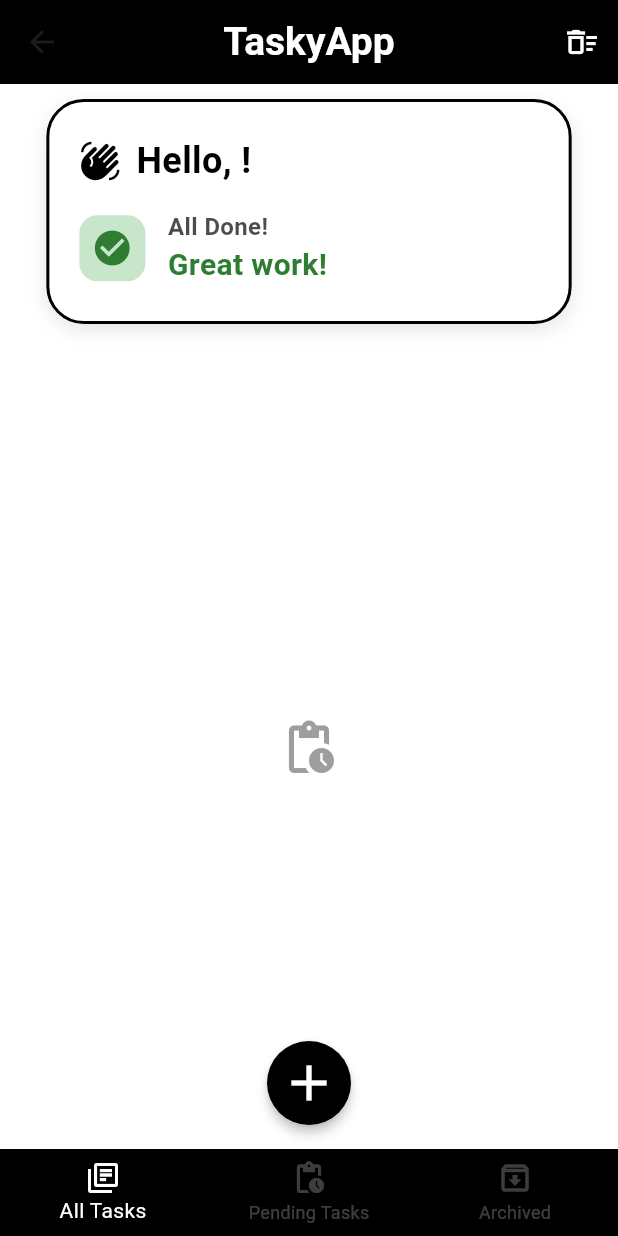
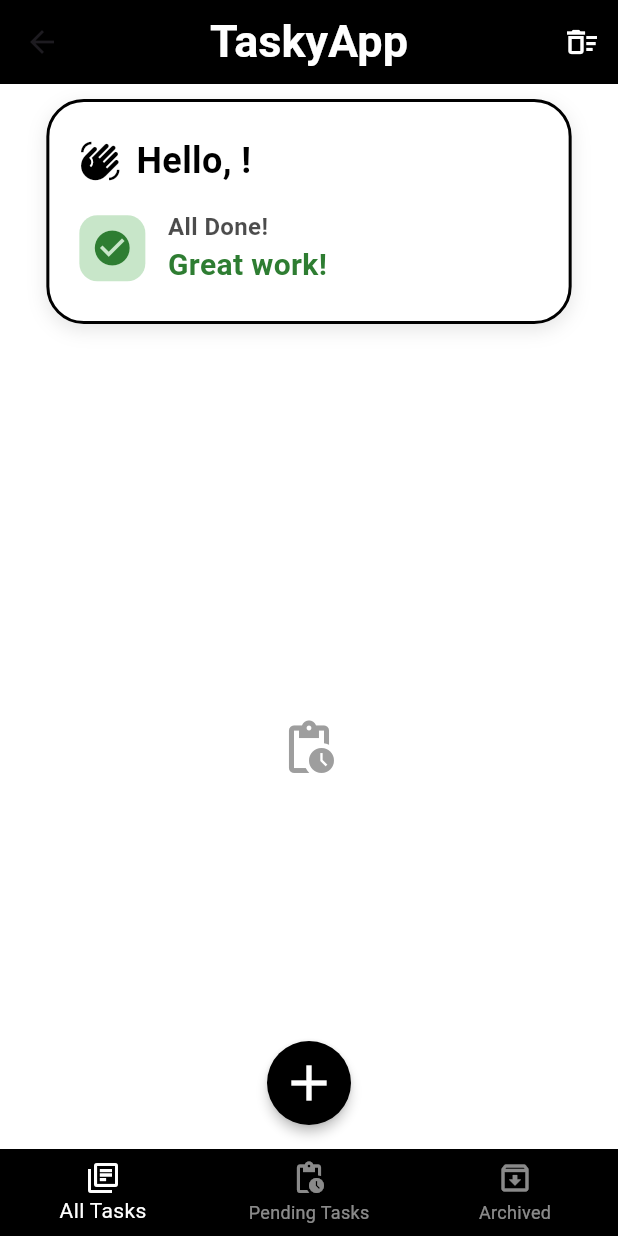
Before and after one commit to klarasameh1/TaskyApp, a Flutter app: the HomeScreen screen opened directly with empty values, on a phone screen of 412 x 824 dp. Run offline on Flutter 3.47's test engine with Material 3 defaults, Android fonts, the light colour scheme and no system bars; our stand-ins replace sqflite; accounts and stored records are empty.

Commit message:
edits in ui

```diff
--- a/lib/screens/home_screen.dart
+++ b/lib/screens/home_screen.dart
@@ -70,7 +70,7 @@ class _HomeScreenState extends State<HomeScreen> {
           "TaskyApp",
           style: TextStyle(
             fontWeight: FontWeight.bold,
-            fontSize: 26,
+            fontSize: 30,
             color: Colors.white,
           ),
         ),
@@ -131,7 +131,7 @@ class _HomeScreenState extends State<HomeScreen> {
         child: BottomNavigationBar(
           backgroundColor: Colors.transparent,
           elevation: 0,
-          unselectedItemColor: Colors.white24,
+          unselectedItemColor: Colors.white54,
           selectedItemColor: Colors.white,
           currentIndex: selectedItem,
           onTap: (index) => setState(() => selectedItem = index),
```
